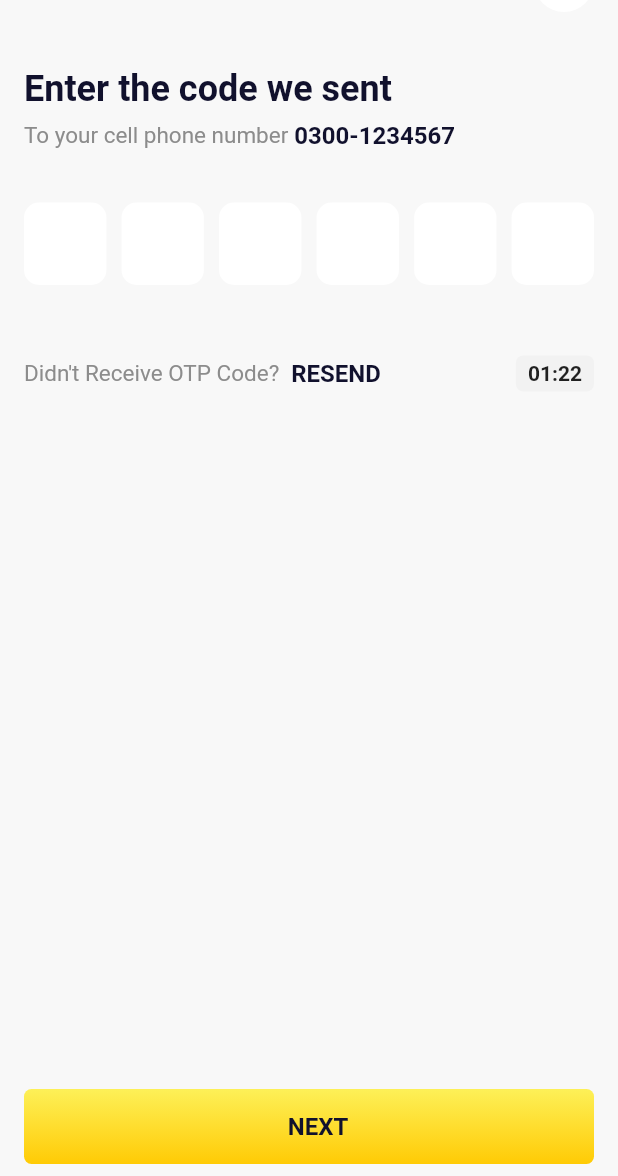
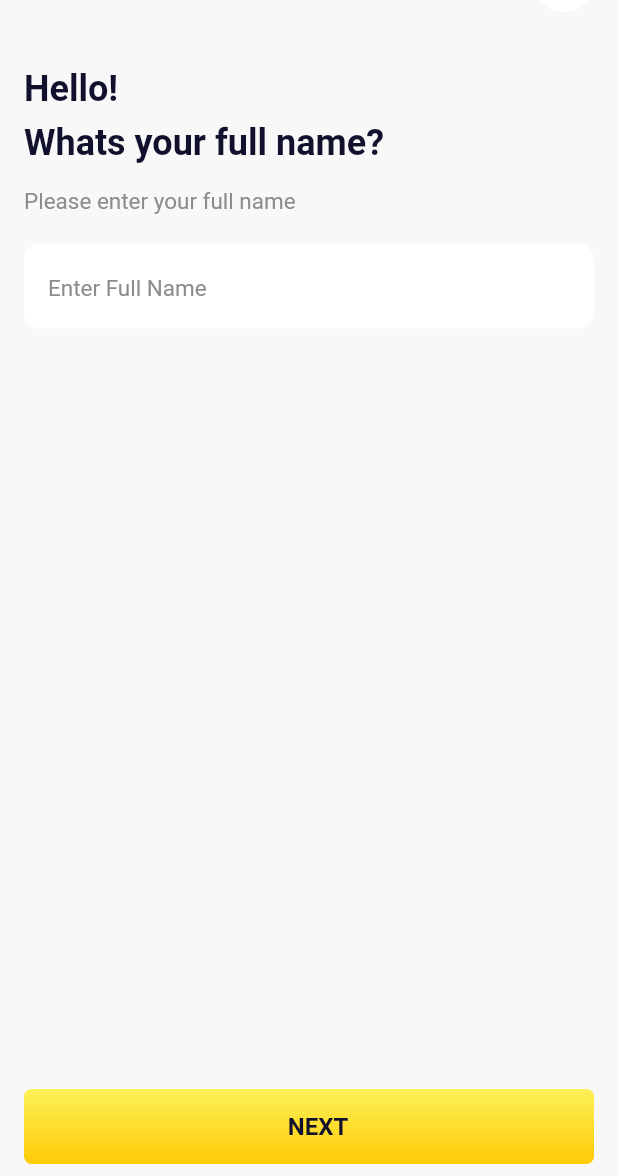
Before and after one commit to abdulbasit4726/Cheezious-Flutter, a Flutter app: the OTPVerificationScreen screen opened by its route, after a tap on "NEXT", on a phone screen of 412 x 824 dp, the part 60-1236 px from its top. Run offline on Flutter 3.47's test engine with Material 2 defaults, Android fonts, the phone set to English and light mode, and no system bars; our stand-ins replace carousel_slider, dots_indicator, intl_phone_field; generated files the repository leaves out were written again; Roboto replaces fonts that are missing (Manrope-Bold, Manrope-ExtraBold, Manrope-Regular).

Commit message:
registration design complete

```diff
--- a/lib/l10n/app_en.arb
+++ b/lib/l10n/app_en.arb
@@ -15,4 +15,5 @@
     "receive_code_sms": "Receive code with sms",
     "receive_code_whatsapp": "Receive code by whatsapp",
     "enter_code_send": "Enter the code we sent"
+
 }
--- a/lib/main.dart
+++ b/lib/main.dart
@@ -33,6 +33,11 @@ class MyApp extends StatelessWidget {
         SigninScreen.routeName: (ctx) => SigninScreen(),
         PhoneNumberScreen.routeName: (ctx) => PhoneNumberScreen(),
         OTPVerificationScreen.routeName: (ctx) => OTPVerificationScreen(),
+        UsernameScreen.routeName: (ctx) => UsernameScreen(),
+        UserEmailScreen.routeName: (ctx) => UserEmailScreen(),
+        TermsAndConditionsScreen.routeName: (ctx) => TermsAndConditionsScreen(),
+        RegistrationSuccessScreen.routeName: (ctx) =>
+            RegistrationSuccessScreen(),
       },
     );
   }
--- a/lib/screens/OTPVerification/otp_verification_screen.dart
+++ b/lib/screens/OTPVerification/otp_verification_screen.dart
@@ -4,6 +4,7 @@ import 'package:flutter_gen/gen_l10n/app_localizations.dart';
 import '/utils/constants/constants.dart';
 import '/widgets/widgets.dart';
 import './widgets/otp_container.dart';
+import '/screens/screens.dart';
 
 class OTPVerificationScreen extends StatelessWidget {
   static const routeName = '/OTPVerificationScreen';
@@ -100,7 +101,11 @@ class OTPVerificationScreen extends StatelessWidget {
                   ],
                 ),
                 const Spacer(),
-                CustomButton(onPress: () {}, title: 'Next')
+                CustomButton(
+                    onPress: () {
+                      Navigator.of(context).pushNamed(UsernameScreen.routeName);
+                    },
+                    title: 'Next')
               ],
             ),
           ),
--- a/lib/screens/OTPVerification/widgets/otp_container.dart
+++ b/lib/screens/OTPVerification/widgets/otp_container.dart
@@ -8,7 +8,7 @@ class OTPContainer extends StatelessWidget {
   Widget build(BuildContext context) {
     var screenSize = MediaQuery.of(context).size;
     return Container(
-      height: screenSize.width / 7.5,
+      height: screenSize.width / 7,
       width: screenSize.width / 7.5,
       decoration: BoxDecoration(
         borderRadius: BorderRadius.circular(10),
--- /dev/null
+++ b/lib/screens/Username/username_screen.dart
@@ -0,0 +1,70 @@
+import 'package:flutter/material.dart';
+
+import '/widgets/widgets.dart';
+import '/utils/constants/constants.dart';
+import '/screens/screens.dart';
+
+class UsernameScreen extends StatelessWidget {
+  static const routeName = '/UsernameScreen';
+
+  final TextEditingController _controller = TextEditingController();
+
+  @override
+  Widget build(BuildContext context) {
+    return GestureDetector(
+      onTap: FocusScope.of(context).unfocus,
+      child: Scaffold(
+        body: SafeArea(
+          child: Padding(
+            padding: const EdgeInsets.symmetric(
+              horizontal: AppSpacing.large,
+              vertical: AppSpacing.small,
+            ),
+            child: Column(
+              crossAxisAlignment: CrossAxisAlignment.start,
+              children: [
+                CustomAppBar(
+                  title: "Back",
+                  rightActions: CustomIcon(
+                    icon: ImageNames.headset,
+                    iconSize: 24.0,
+                    onPress: () {
+                      print("Headset");
+                    },
+                  ),
+                ),
+                const SizedBox(height: AppSpacing.large),
+                const Text(
+                  'Hello!',
+                  style: AppTextStyles.largeTitle,
+                ),
+                const SizedBox(height: AppSpacing.small),
+                const Text(
+                  'Whats your full name?',
+                  style: AppTextStyles.largeTitle,
+                ),
+                const SizedBox(height: AppSpacing.large),
+                const Text(
+                  'Please enter your full name',
+                  style: AppTextStyles.regularTextLight,
+                ),
+                const SizedBox(height: AppSpacing.xLarge),
+                CustomInput(
+                  placeholder: 'Enter Full Name',
+                  controller: _controller,
+                ),
+                const Spacer(),
+                CustomButton(
+                    onPress: () {
+                      Navigator.of(context)
+                          .pushNamed(UserEmailScreen.routeName);
+                    },
+                    title: 'Next')
+              ],
+            ),
+          ),
+        ),
+      ),
+    );
+  }
+}
--- a/lib/screens/screens.dart
+++ b/lib/screens/screens.dart
@@ -2,3 +2,7 @@ export 'Welcome/welcome_screen.dart';
 export 'SignIn/signin_screen.dart';
 export 'PhoneNumber/phone_number_screen.dart';
 export 'OTPVerification/otp_verification_screen.dart';
+export 'Username/username_screen.dart';
+export 'UserEmail/user_email_screen.dart';
+export 'TermsAndConditions/terms_and_conditions_screen.dart';
+export 'RegistrationSuccess/registration_success_screen.dart';
--- a/lib/utils/constants/app_theme.dart
+++ b/lib/utils/constants/app_theme.dart
@@ -9,6 +9,7 @@ class CustomColors {
   static const gradientDark = Color.fromRGBO(255, 203, 5, 1);
   static const secondary = Color(0xFFF15B25);
   static const facebook = Color(0xFF3975EA);
+  static const green = Color(0xFF1ED300);
 }
 
 class AppFonts {
@@ -31,7 +32,7 @@ class AppTextStyles {
 
   static const regularText = TextStyle(
     fontFamily: AppFonts.regular,
-    fontSize: 15,
+    fontSize: 16,
     fontWeight: FontWeight.w400,
     color: CustomColors.darkText,
   );
--- a/lib/widgets/custom_input.dart
+++ b/lib/widgets/custom_input.dart
@@ -18,27 +18,27 @@ class CustomInput extends StatelessWidget {
 
   @override
   Widget build(BuildContext context) {
-    return TextFormField(
-      keyboardType: keyboardType ?? TextInputType.text,
-      controller: controller,
-      cursorColor: CustomColors.secondary,
-      decoration: InputDecoration(
-        contentPadding: const EdgeInsets.fromLTRB(16, 16, 16, 16),
-        hintText: placeholder,
-        border: OutlineInputBorder(
-          borderRadius: BorderRadius.circular(5),
-          borderSide: const BorderSide(
-            color: CustomColors.lightText,
-          ),
+    return Container(
+      padding: const EdgeInsets.symmetric(
+        vertical: AppSpacing.xSmall,
+        horizontal: AppSpacing.large,
+      ),
+      decoration: BoxDecoration(
+        borderRadius: BorderRadius.circular(10),
+        color: Colors.white,
+      ),
+      child: TextFormField(
+        keyboardType: keyboardType ?? TextInputType.text,
+        controller: controller,
+        cursorColor: CustomColors.darkText,
+        decoration: InputDecoration(
+          labelStyle: AppTextStyles.regularText,
+          hintStyle: AppTextStyles.regularTextLight,
+          hintText: placeholder,
+          border: InputBorder.none,
         ),
-        focusedBorder: OutlineInputBorder(
-          borderRadius: BorderRadius.circular(5),
-          borderSide: const BorderSide(
-            color: CustomColors.secondary,
-          ),
-        ),
+        validator: validator,
       ),
-      validator: validator,
     );
   }
 }
--- a/lib/widgets/widgets.dart
+++ b/lib/widgets/widgets.dart
@@ -2,3 +2,4 @@ export 'custom_button.dart';
 export "custom_appbar.dart";
 export 'custom_icon.dart';
 export 'custom_input.dart';
+export 'custom_checkbox.dart';
```
Also changed, not shown: lib/screens/RegistrationSuccess/registration_success_screen.dart (added, +58 -0 lines), lib/screens/TermsAndConditions/terms_and_conditions_screen.dart (added, +136 -0 lines), lib/screens/UserEmail/user_email_screen.dart (added, +65 -0 lines), lib/screens/signin/signin_screen.dart (+4 -30 lines), lib/widgets/custom_checkbox.dart (added, +39 -0 lines), assets/images/tick.png (added).
